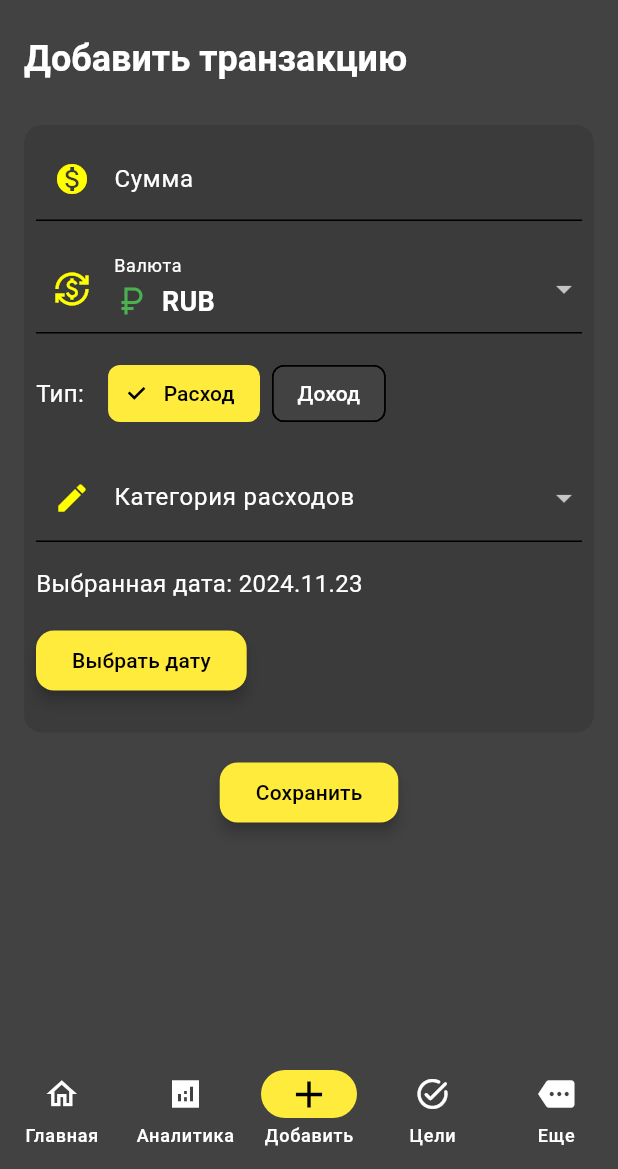
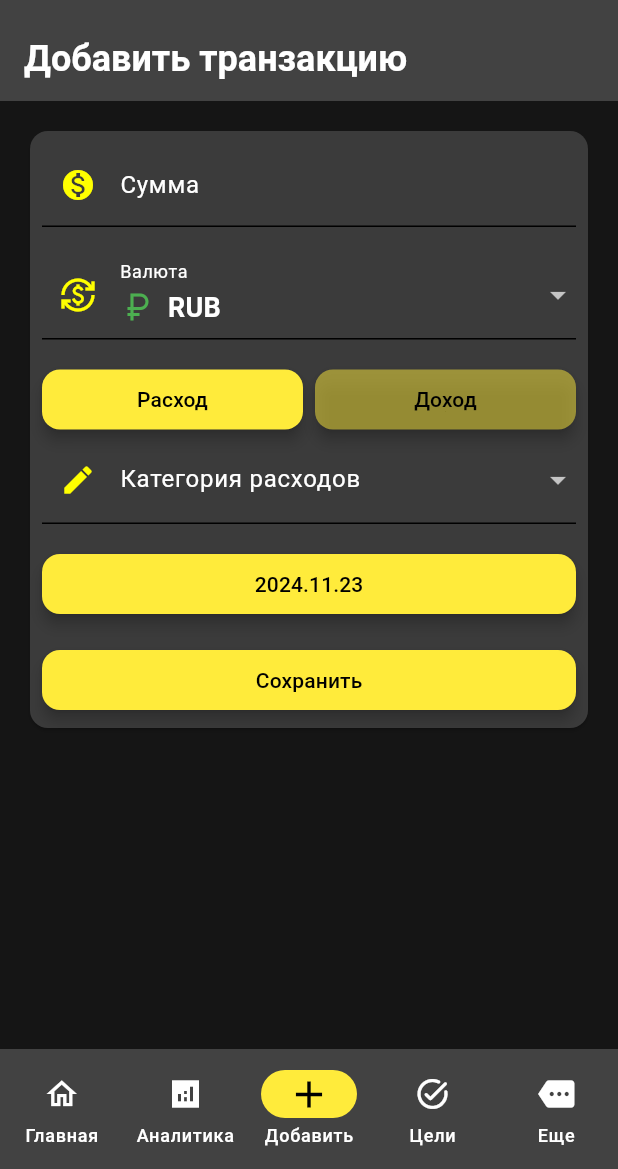
Before and after one commit to F1TU3S17/t-bank-analiz-mob, a Flutter app: the screen it shows after launch, item 3 of the bottom bar chosen, on a phone screen of 412 x 824 dp, the part 67-1236 px from its top. Run offline on Flutter 3.47's test engine with Material 3 defaults, Android fonts, the phone set to English and light mode, and no system bars; missing offline and left inert: mobile_scanner.

Commit message:
fix theme

```diff
--- a/lib/sreenes/mainScreen.dart
+++ b/lib/sreenes/mainScreen.dart
@@ -27,6 +27,7 @@ class _MainScreenState extends State<MainScreen> {
   Widget build(BuildContext context) {
     final ThemeData theme = Theme.of(context);
     return Scaffold(
+      backgroundColor: theme.scaffoldBackgroundColor,
       appBar: AppBar(
         title: const Text(
           'Т-Аналитика',
--- a/lib/sreenes/pages/addNewTransaction.dart
+++ b/lib/sreenes/pages/addNewTransaction.dart
@@ -63,6 +63,7 @@ class _AddNewTransactionState extends State<AddNewTransaction> {
             padding: const EdgeInsets.all(16.0),
             child: Form(
               key: _formKey,
+              child: Card(
                 child: Container(
                   decoration: BoxDecoration(
                     color: widget.theme.cardColor,
@@ -71,7 +72,7 @@ class _AddNewTransactionState extends State<AddNewTransaction> {
                   child: Padding(
                     padding: const EdgeInsets.all(8.0),
                     child: Column(
-                    crossAxisAlignment: CrossAxisAlignment.start,
+                      crossAxisAlignment: CrossAxisAlignment.stretch,
                       children: [
                         // Поле ввода суммы
                         TextFormField(
@@ -130,36 +131,48 @@ class _AddNewTransactionState extends State<AddNewTransaction> {
 
                         // Выбор типа транзакции
                         Row(
-                        mainAxisAlignment: MainAxisAlignment.start,
                           children: [
-                          const Text('Тип:', style: TextStyle(fontSize: 16)),
-                          const SizedBox(width: 16),
-                          ChoiceChip(
-                            label: const Text('Расход'),
-                            selected: _isExpense,
-                            selectedColor: Colors.yellow,
-                            onSelected: (selected) {
+                            Expanded(
+                              child: ElevatedButton(
+                                onPressed: () {
                                   setState(() {
                                     _isExpense = true;
                                     _category = null;
                                   });
                                 },
+                                style: ElevatedButton.styleFrom(
+                                  backgroundColor: _isExpense
+                                      ? Colors.yellow
+                                      : Colors.yellow.withOpacity(0.5),
+                                ),
+                                child: const Text(
+                                  'Расход',
+                                  textAlign: TextAlign.center,
+                                ),
+                              ),
                             ),
                             const SizedBox(width: 8),
-                          ChoiceChip(
-                            label: const Text('Доход'),
-                            selected: !_isExpense,
-                            selectedColor: Colors.yellow,
-                            onSelected: (selected) {
+                            Expanded(
+                              child: ElevatedButton(
+                                onPressed: () {
                                   setState(() {
                                     _isExpense = false;
                                     _category = null;
                                   });
                                 },
+                                style: ElevatedButton.styleFrom(
+                                  backgroundColor: !_isExpense
+                                      ? Colors.yellow
+                                      : Colors.yellow.withOpacity(0.5),
+                                ),
+                                child: const Text(
+                                  'Доход',
+                                  textAlign: TextAlign.center,
+                                ),
+                              ),
                             ),
                           ],
                         ),
-                      const SizedBox(height: 16),
 
                         // Выбор категории
                         DropdownButtonFormField<String>(
@@ -170,8 +183,9 @@ class _AddNewTransactionState extends State<AddNewTransaction> {
                                 color: Colors.yellowAccent),
                           ),
                           value: _category,
-                        items:
-                            (_isExpense ? expenseCategories : incomeCategories)
+                          items: (_isExpense
+                                  ? expenseCategories
+                                  : incomeCategories)
                               .entries
                               .map(
                                 (entry) => DropdownMenuItem(
@@ -199,30 +213,24 @@ class _AddNewTransactionState extends State<AddNewTransaction> {
                             return null;
                           },
                         ),
-                      const SizedBox(height: 16),
 
                         // Выбор даты
-                      Text(
-                        'Выбранная дата: ${_dateToString()}',
-                        style: const TextStyle(fontSize: 16),
-                      ),
                         const SizedBox(height: 16),
                         ElevatedButton(
                           onPressed: () => _selectDate(context),
-                        child: const Text('Выбрать дату'),
+                          child: Text('${_dateToString()}'),
                         ),
                         const SizedBox(height: 16),
+                        // Кнопка сохранения
+                        ElevatedButton(
+                          onPressed: _submitForm,
+                          child: const Text('Сохранить'),
+                        ),
                       ],
                     ),
                   ),
                 ),
               ),
-          ),
-          // Кнопка сохранения
-          Center(
-            child: ElevatedButton(
-              onPressed: _submitForm,
-              child: const Text('Сохранить'),
             ),
           ),
         ],
--- a/lib/themes/appTheme.dart
+++ b/lib/themes/appTheme.dart
@@ -3,6 +3,7 @@ import 'package:flutter/material.dart';
 final ThemeData appTheme = ThemeData(
   useMaterial3: true,
   primaryColor: Colors.black,
+  scaffoldBackgroundColor: const Color.fromARGB(255, 21, 21, 21),
   colorScheme: ColorScheme.fromSwatch(
     primarySwatch: Colors.yellow, //Основный акцентный цвет
     brightness: Brightness.dark,  // Темный режим
--- a/lib/widgets/homePageWidgees/profileCard.dart
+++ b/lib/widgets/homePageWidgees/profileCard.dart
@@ -24,8 +24,8 @@ class profileCard extends StatelessWidget {
           padding: const EdgeInsets.all(16.0),
           child: Row(
             children: [
-              CircleAvatar(
-                backgroundColor: Colors.yellow,
+              const CircleAvatar(
+                backgroundColor: Colors.yellowAccent,
                 radius: 32,
                 child: Icon(
                   Icons.person,
--- a/pubspec.yaml
+++ b/pubspec.yaml
@@ -37,6 +37,7 @@ dependencies:
   # Use with the CupertinoIcons class for iOS style icons.
   cupertino_icons: ^1.0.8
   mobile_scanner: ^6.0.2
+  http: ^1.2.2
 
 
 dev_dependencies:
@@ -58,6 +59,7 @@ flutter:
   uses-material-design: true
   assets:
     - assets/logos/t_logo.png
+
 
 
   # An image asset can refer to one or more resolution-specific "variants", see
```
Also changed, not shown: pubspec.lock, 1 other file. Lines whose indentation alone changed are shown as unchanged.
